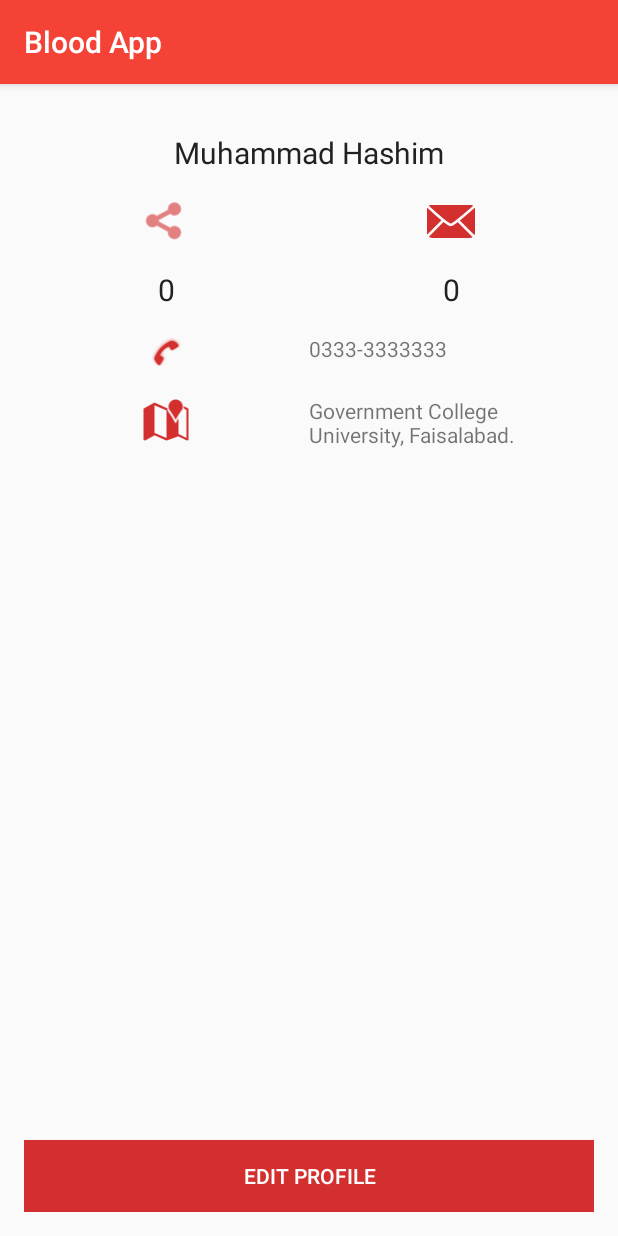
After one commit to WaqasAzamKml/AndroidTraining, an Android app: the ProfileActivity screen opened directly, with no data from a screen before it, on a phone screen of 412 x 824 dp. The commit adds this screen. Run offline under Robolectric (Android 15) with nearby library versions, the light colour scheme and no system bars.

Commit message:
Designed New Activity (Profile Activity).

```diff
--- a/app/src/main/AndroidManifest.xml
+++ b/app/src/main/AndroidManifest.xml
@@ -15,7 +15,8 @@
                 <category android:name="android.intent.category.LAUNCHER" />
             </intent-filter>
         </activity>
-        <activity android:name=".SignupActivity"></activity>
+        <activity android:name=".SignupActivity" />
+        <activity android:name=".ProfileActivity"></activity>
     </application>
 
 </manifest>
--- a/app/src/main/java/com/lecture3/MainActivity.java
+++ b/app/src/main/java/com/lecture3/MainActivity.java
@@ -9,7 +9,7 @@ import android.widget.Button;
 
 public class MainActivity extends AppCompatActivity {
 
-    Button btnRegister;
+    Button btnRegister, btnLogin;
 
     @Override
     protected void onCreate(Bundle savedInstanceState) {
@@ -17,12 +17,21 @@ public class MainActivity extends AppCompatActivity {
         setContentView(R.layout.activity_main);
 
         btnRegister = (Button) findViewById(R.id.btnRegister);
+        btnLogin = (Button) findViewById(R.id.btnLogin);
+
         btnRegister.setOnClickListener(new View.OnClickListener() {
             @Override
             public void onClick(View v) {
                 Intent i = new Intent(getApplicationContext(), SignupActivity.class);
                 startActivity(i);
-                finish();
+            }
+        });
+
+        btnLogin.setOnClickListener(new View.OnClickListener() {
+            @Override
+            public void onClick(View v) {
+                Intent i = new Intent(MainActivity.this, ProfileActivity.class);
+                startActivity(i);
             }
         });
     }
--- /dev/null
+++ b/app/src/main/java/com/lecture3/ProfileActivity.java
@@ -0,0 +1,13 @@
+package com.lecture3;
+
+import android.support.v7.app.AppCompatActivity;
+import android.os.Bundle;
+
+public class ProfileActivity extends AppCompatActivity {
+
+    @Override
+    protected void onCreate(Bundle savedInstanceState) {
+        super.onCreate(savedInstanceState);
+        setContentView(R.layout.activity_profile);
+    }
+}
--- /dev/null
+++ b/app/src/main/res/layout/activity_profile.xml
@@ -0,0 +1,128 @@
+<?xml version="1.0" encoding="utf-8"?>
+<RelativeLayout xmlns:android="http://schemas.android.com/apk/res/android"
+    xmlns:tools="http://schemas.android.com/tools"
+    android:id="@+id/activity_profile"
+    android:layout_width="match_parent"
+    android:layout_height="match_parent"
+    android:paddingBottom="@dimen/activity_vertical_margin"
+    android:paddingLeft="@dimen/activity_horizontal_margin"
+    android:paddingRight="@dimen/activity_horizontal_margin"
+    android:paddingTop="@dimen/activity_vertical_margin"
+    tools:context="com.lecture3.ProfileActivity">
+    <LinearLayout
+        android:layout_width="match_parent"
+        android:layout_height="wrap_content"
+        android:orientation="vertical">
+        <TextView
+            android:layout_width="match_parent"
+            android:layout_height="wrap_content"
+            android:id="@+id/tvUserName"
+            android:text="Muhammad Hashim"
+            android:gravity="center"
+            android:textColor="@color/colorPrimaryText"
+            android:textSize="20dp"
+            android:layout_marginTop="16dp"
+            android:layout_marginBottom="8dp"/>
+        <LinearLayout
+            android:layout_width="match_parent"
+            android:layout_height="wrap_content"
+            android:orientation="horizontal">
+            <LinearLayout
+                android:layout_width="0dp"
+                android:layout_height="wrap_content"
+                android:orientation="vertical"
+                android:layout_weight="1"
+                android:gravity="center">
+                <ImageView
+                    android:layout_width="wrap_content"
+                    android:layout_height="wrap_content"
+                    android:src="@android:drawable/ic_menu_share"
+                    android:tint="@color/colorPrimaryDark"
+                    android:layout_marginTop="8dp"
+                    android:layout_marginBottom="8dp"
+                    />
+                <TextView
+                    android:layout_width="wrap_content"
+                    android:layout_height="wrap_content"
+                    android:text="0"
+                    android:textSize="20dp"
+                    android:textColor="@color/colorPrimaryText"
+                    android:layout_marginTop="8dp"
+                    android:layout_marginBottom="8dp"/>
+            </LinearLayout> <!-- Thumbs Up Layout -->
+
+            <LinearLayout
+                android:layout_width="0dp"
+                android:layout_height="wrap_content"
+                android:orientation="vertical"
+                android:layout_weight="1"
+                android:gravity="center">
+                <ImageView
+                    android:layout_width="wrap_content"
+                    android:layout_height="wrap_content"
+                    android:src="@android:drawable/ic_dialog_email"
+                    android:tint="@color/colorPrimaryDark"
+                    android:layout_marginTop="8dp"
+                    android:layout_marginBottom="8dp"/>
+                <TextView
+                    android:layout_width="wrap_content"
+                    android:layout_height="wrap_content"
+                    android:text="0"
+                    android:textSize="20dp"
+                    android:textColor="@color/colorPrimaryText"
+                    android:layout_marginTop="8dp"
+                    android:layout_marginBottom="8dp"/>
+            </LinearLayout> <!-- Blood Group Layout -->
+        </LinearLayout> <!-- Layout -->
+        <LinearLayout
+            android:layout_width="match_parent"
+            android:layout_height="wrap_content"
+            android:orientation="horizontal">
+            <ImageView
+                android:layout_width="0dp"
+                android:layout_height="wrap_content"
+                android:layout_weight="1"
+                android:src="@android:drawable/stat_sys_phone_call"
+                android:tint="@color/colorPrimaryDark"
+                android:layout_marginTop="8dp"
+                android:layout_marginBottom="8dp"/>
+            <TextView
+                android:layout_width="0dp"
+                android:layout_height="wrap_content"
+                android:id="@+id/tvUserContact"
+                android:layout_weight="1"
+                android:text="0333-3333333"
+                android:layout_marginTop="8dp"
+                android:layout_marginBottom="8dp"/>
+        </LinearLayout>
+        <LinearLayout
+            android:layout_width="match_parent"
+            android:layout_height="wrap_content"
+            android:orientation="horizontal">
+            <ImageView
+                android:layout_width="0dp"
+                android:layout_height="wrap_content"
+                android:layout_weight="1"
+                android:src="@android:drawable/ic_dialog_map"
+                android:tint="@color/colorPrimaryDark"
+                android:layout_marginTop="8dp"
+                android:layout_marginBottom="8dp"/>
+            <TextView
+                android:layout_width="0dp"
+                android:layout_height="wrap_content"
+                android:id="@+id/tvUserAddress"
+                android:layout_weight="1"
+                android:text="Government College University, Faisalabad."
+                android:layout_marginTop="8dp"
+                android:layout_marginBottom="8dp"/>
+        </LinearLayout>
+    </LinearLayout>
+    <Button
+        android:layout_width="match_parent"
+        android:layout_height="wrap_content"
+        android:id="@+id/btnEditProfile"
+        android:background="@color/colorPrimaryDark"
+        android:text="Edit Profile"
+        android:textColor="#fff"
+        android:layout_alignParentBottom="true" />
+</RelativeLayout>
```
